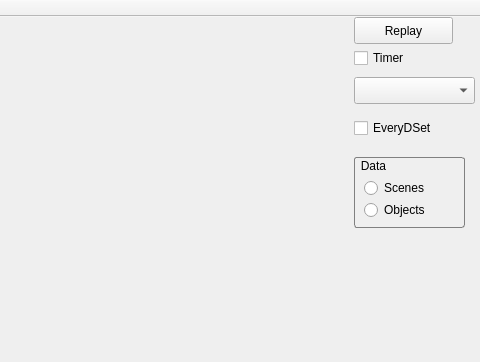
This is experiment_pcl/pcappsexperiment.ui in goodgodgd/PointCloudApps as Qt 5 draws it before an edit; both pictures show x 396 to 876 and y 0 to 362 of the 876 by 841 pixel window. The edited form follows.
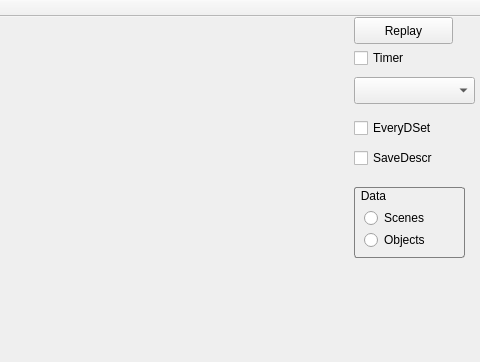
This is the edited form.

The edit to the form file:
```diff
--- a/experiment_pcl/pcappsexperiment.ui
+++ b/experiment_pcl/pcappsexperiment.ui
@@ -229,7 +229,7 @@
     <property name="geometry">
      <rect>
       <x>750</x>
-      <y>140</y>
+      <y>170</y>
       <width>111</width>
       <height>71</height>
      </rect>
@@ -275,6 +275,19 @@
      </property>
     </widget>
    </widget>
+   <widget class="QCheckBox" name="checkBox_save_descriptors">
+    <property name="geometry">
+     <rect>
+      <x>750</x>
+      <y>130</y>
+      <width>97</width>
+      <height>22</height>
+     </rect>
+    </property>
+    <property name="text">
+     <string>SaveDescr</string>
+    </property>
+   </widget>
   </widget>
   <widget class="QMenuBar" name="menuBar">
    <property name="geometry">
```
Left out of the diff: 2 changed lines with no effect on the pictures.
